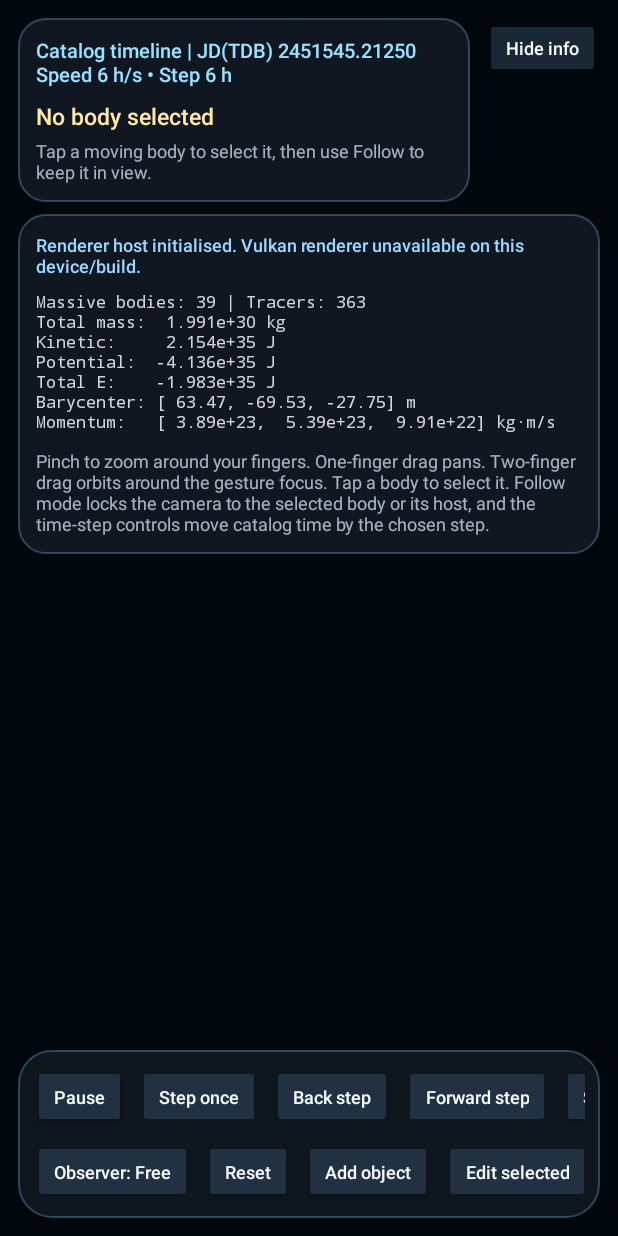
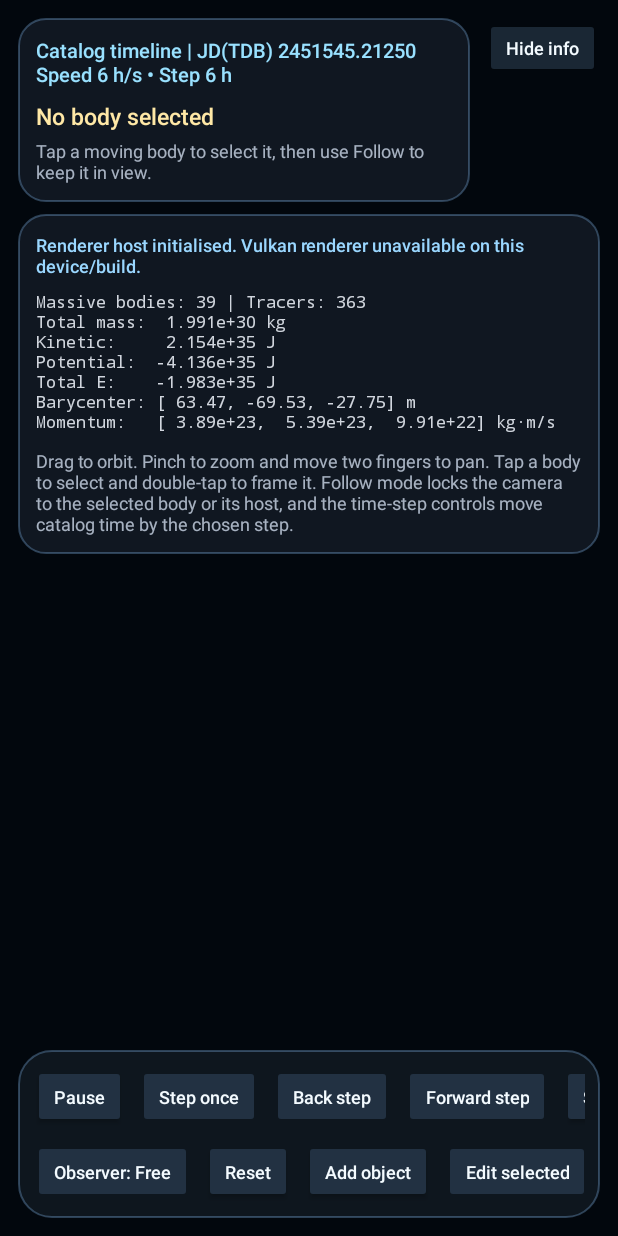
Before and after one commit to sednalabs/solar-gravity-lab, an Android app: the screen it shows after launch (MainActivity), on a phone screen of 412 x 824 dp. Run offline under Robolectric (Android 15) with nearby library versions, the light colour scheme and no system bars.

Commit message:
android: align legacy camera guidance

```diff
--- a/app/src/main/res/values/strings.xml
+++ b/app/src/main/res/values/strings.xml
@@ -24,7 +24,7 @@
     <string name="action_backend_vulkan">Backend: Vulkan</string>
     <string name="action_info_show">Info</string>
     <string name="action_info_hide">Hide info</string>
-    <string name="controls_hint">Pinch to zoom around your fingers. One-finger drag pans. Two-finger drag orbits around the gesture focus. Tap a body to select it. Follow mode locks the camera to the selected body or its host, and the time-step controls move catalog time by the chosen step.</string>
+    <string name="controls_hint">Drag to orbit. Pinch to zoom and move two fingers to pan. Tap a body to select and double-tap to frame it. Follow mode locks the camera to the selected body or its host, and the time-step controls move catalog time by the chosen step.</string>
     <string name="diagnostics_cached_notice">Diagnostics shown from recent running tick</string>
     <string name="selection_none_title">No body selected</string>
     <string name="selection_none">Tap a moving body to select it, then use Follow to keep it in view.</string>
```
